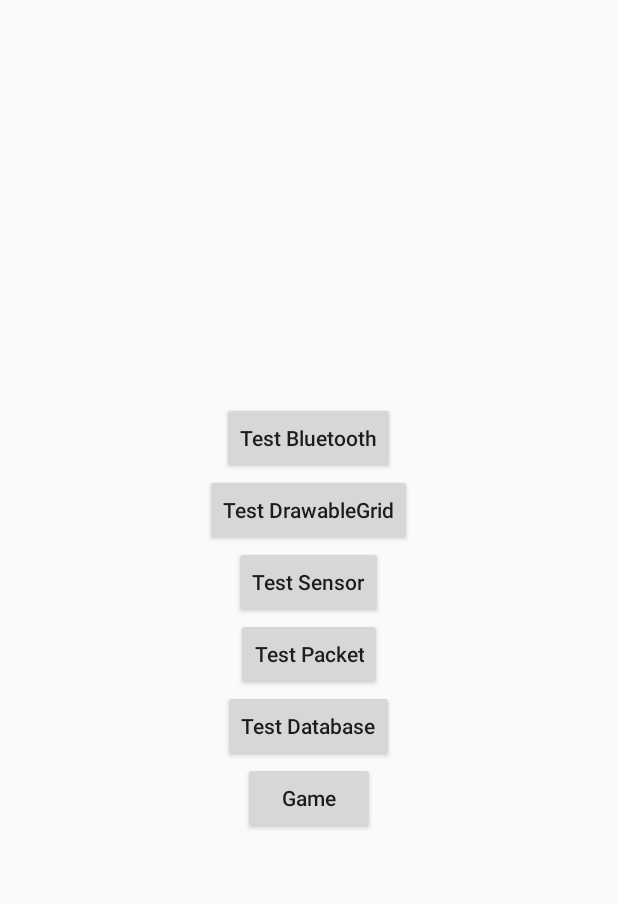
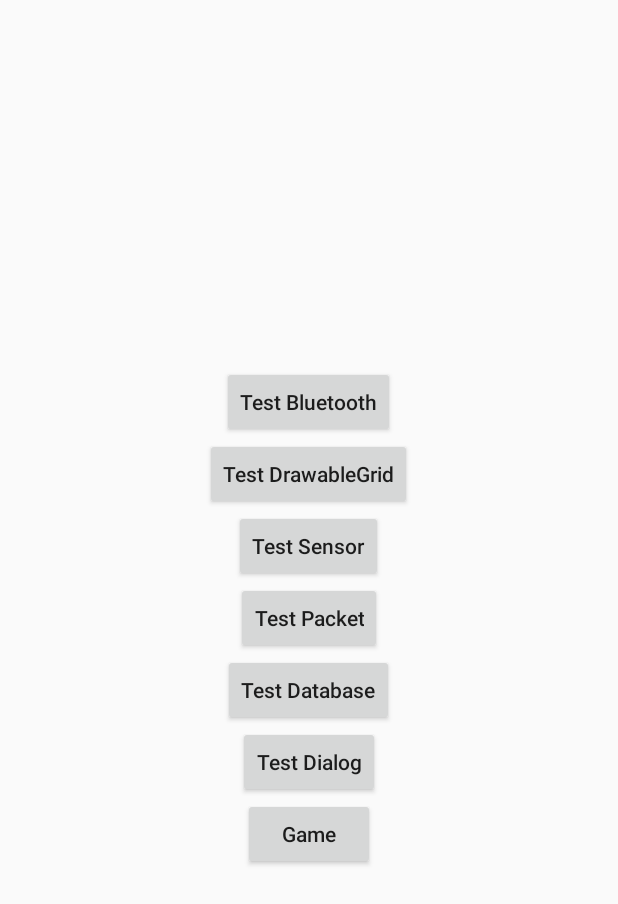
Before and after one commit to YifengWong/TastySnake, an Android app: the screen it shows after launch (MainActivity), on a phone screen of 412 x 824 dp. Shown: the top 904 px of the screen. Run offline under Robolectric (Android 15) with nearby library versions, the phone set to English and light mode, and no system bars.

Commit message:
Prepare to add help dialog

```diff
--- a/app/src/main/java/com/example/stevennl/tastysnake/controller/MainActivity.java
+++ b/app/src/main/java/com/example/stevennl/tastysnake/controller/MainActivity.java
@@ -10,6 +10,7 @@ import com.example.stevennl.tastysnake.R;
 import com.example.stevennl.tastysnake.controller.game.GameActivity;
 import com.example.stevennl.tastysnake.controller.test.BluetoothTestActivity;
 import com.example.stevennl.tastysnake.controller.test.DBTestActivity;
+import com.example.stevennl.tastysnake.controller.test.DialogTestActivity;
 import com.example.stevennl.tastysnake.controller.test.DrawableGridTestActivity;
 import com.example.stevennl.tastysnake.controller.test.PacketTestActivity;
 import com.example.stevennl.tastysnake.controller.test.SensorTestActivity;
@@ -65,6 +66,14 @@ public class MainActivity extends AppCompatActivity {
             }
         });
 
+        Button dialogBtn = (Button) findViewById(R.id.main_dialog_test_btn);
+        dialogBtn.setOnClickListener(new View.OnClickListener() {
+            @Override
+            public void onClick(View v) {
+                startActivity(new Intent(MainActivity.this, DialogTestActivity.class));
+            }
+        });
+
         Button gameBtn = (Button) findViewById(R.id.main_game_btn);
         gameBtn.setOnClickListener(new View.OnClickListener() {
             @Override
--- a/app/src/main/res/layout/activity_main.xml
+++ b/app/src/main/res/layout/activity_main.xml
@@ -44,6 +44,12 @@
     <Button
         android:layout_width="wrap_content"
         android:layout_height="wrap_content"
+        android:text="@string/dialog_test"
+        android:textAllCaps="false"
+        android:id="@+id/main_dialog_test_btn"/>
+    <Button
+        android:layout_width="wrap_content"
+        android:layout_height="wrap_content"
         android:text="@string/game"
         android:textAllCaps="false"
         android:id="@+id/main_game_btn"/>
--- a/app/src/main/res/values/strings.xml
+++ b/app/src/main/res/values/strings.xml
@@ -34,5 +34,6 @@
     <string name="sensor_test">Test Sensor</string>
     <string name="pkt_test">Test Packet</string>
     <string name="db_test">Test Database</string>
+    <string name="dialog_test">Test Dialog</string>
     <string name="test"> </string>
 </resources>
```
Also changed, not shown: app/src/main/AndroidManifest.xml (+6 -1 lines), app/src/main/java/com/example/stevennl/tastysnake/controller/test/DialogTestActivity.java (added, +26 -0 lines), app/src/main/java/com/example/stevennl/tastysnake/widget/HelpDialog.java (added, +9 -0 lines), app/src/main/res/layout/activity_diaglog_test.xml (added, +17 -0 lines).
